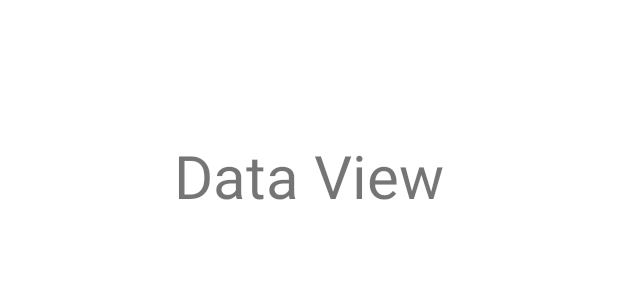
After one commit to ThamsanqaKeithMiya/LogInPresentation2, an Android app: the layout dataview.xml on its own in the app's theme, with its tools: preview values and no code run, on a phone screen of 412 x 824 dp. The commit adds this screen. Shown: the top 300 px of the screen. Run offline under Robolectric (Android 15) with nearby library versions, the phone set to English and light mode, and no system bars.

Commit message:
View Interface Preparation
Wrote the delete method that acts as one of the functionalities of the View Interface. Added the Data View Interface file.

```diff
--- /dev/null
+++ b/app/src/main/res/layout/dataview.xml
@@ -0,0 +1,20 @@
+<?xml version="1.0" encoding="utf-8"?>
+<androidx.constraintlayout.widget.ConstraintLayout xmlns:android="http://schemas.android.com/apk/res/android"
+    xmlns:app="http://schemas.android.com/apk/res-auto"
+    xmlns:tools="http://schemas.android.com/tools"
+    android:layout_width="match_parent"
+    android:layout_height="match_parent">
+
+    <TextView
+        android:id="@+id/dataviewtitle"
+        android:layout_width="wrap_content"
+        android:layout_height="wrap_content"
+        android:text="Data View"
+        android:textSize="40dp"
+        app:layout_constraintBottom_toBottomOf="parent"
+        app:layout_constraintEnd_toEndOf="parent"
+        app:layout_constraintStart_toStartOf="parent"
+        app:layout_constraintTop_toTopOf="parent"
+        app:layout_constraintVertical_bias="0.117" />
+
+</androidx.constraintlayout.widget.ConstraintLayout>
```
Also changed, not shown: app/src/main/java/com/example/loginpresentation/DBHelper.java (+19 -6 lines), app/src/main/java/com/example/loginpresentation/MainActivity.java (+25 -24 lines).
